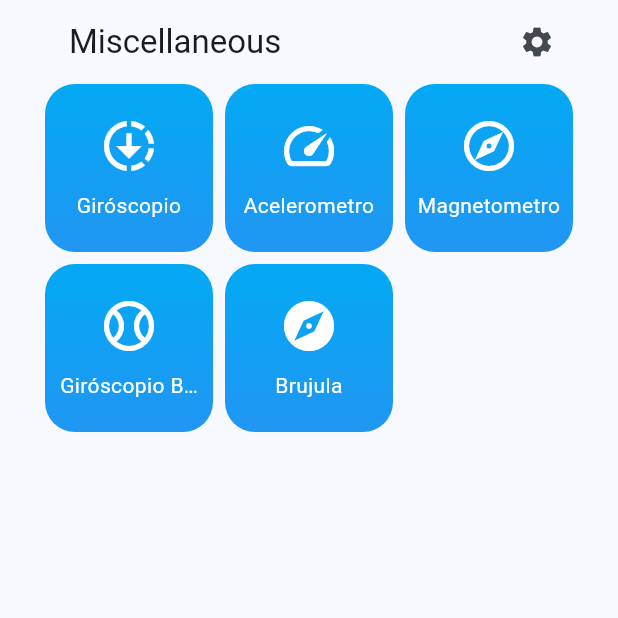
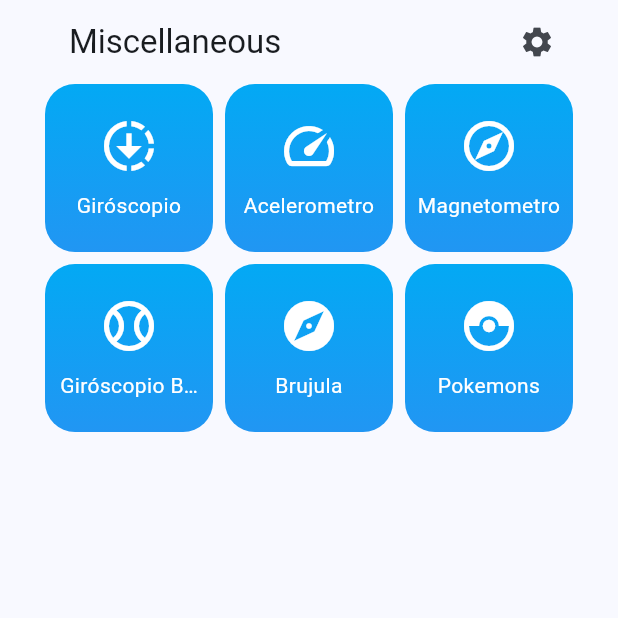
Before and after one commit to alvag/miscelaneos_recursos_nativos_flutter, a Flutter app: the screen it shows after launch, on a phone screen of 412 x 824 dp, the top half of it. Run offline on Flutter 3.47's test engine with Material 2 defaults, Android fonts, the phone set to English and light mode, and no system bars; our stand-ins replace flutter_compass, flutter_riverpod, go_router, google_fonts, permission_handler, sensors_plus.

```diff
--- a/lib/config/router/app_router.dart
+++ b/lib/config/router/app_router.dart
@@ -30,4 +30,8 @@ final appRouter = GoRouter(routes: [
     path: '/compass',
     builder: (context, state) => const CompassScreen(),
   ),
+  GoRoute(
+      path: '/pokemons',
+      builder: (context, state) => const PokemonsScreen(),
+      routes: const []),
 ]);
--- a/lib/presentation/screens/screens.dart
+++ b/lib/presentation/screens/screens.dart
@@ -6,3 +6,4 @@ export 'sensors/compass_screen.dart';
 export 'sensors/gyroscope_screen.dart';
 export 'sensors/gyroscope_ball_screen.dart';
 export 'sensors/magnetometer_screen.dart';
+export 'pokemons/pokemons_screen.dart';
--- a/lib/presentation/widgets/shared/main_menu.dart
+++ b/lib/presentation/widgets/shared/main_menu.dart
@@ -16,6 +16,7 @@ final menuItems = <MenuItem>[
   MenuItem(
       'Giróscopio Ball', Icons.sports_baseball_outlined, '/gyroscope-ball'),
   MenuItem('Brujula', Icons.explore, '/compass'),
+  MenuItem('Pokemons', Icons.catching_pokemon, '/pokemons'),
 ];
 
 class MainMenu extends StatelessWidget {
```
Also changed, not shown: lib/presentation/screens/pokemons/pokemons_screen.dart (added, +37 -0 lines).
